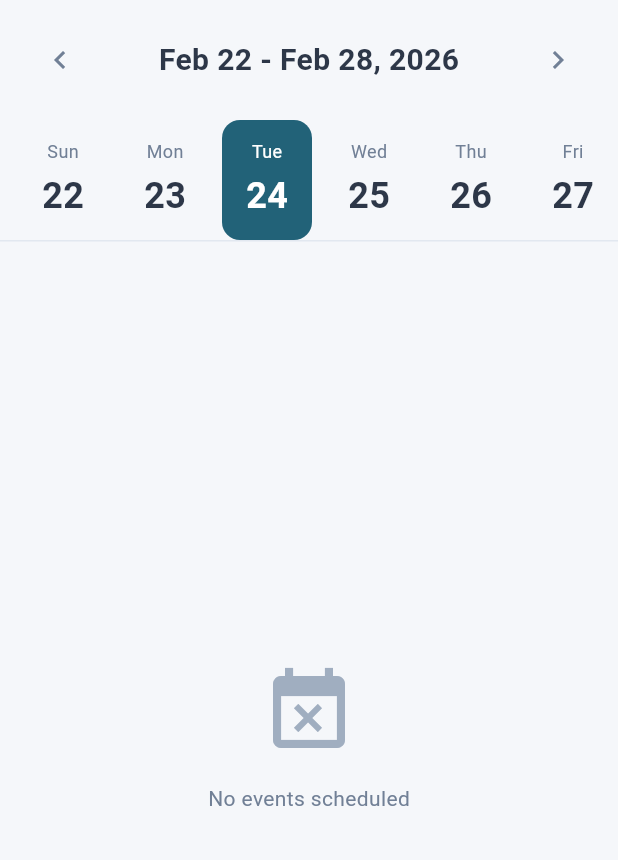
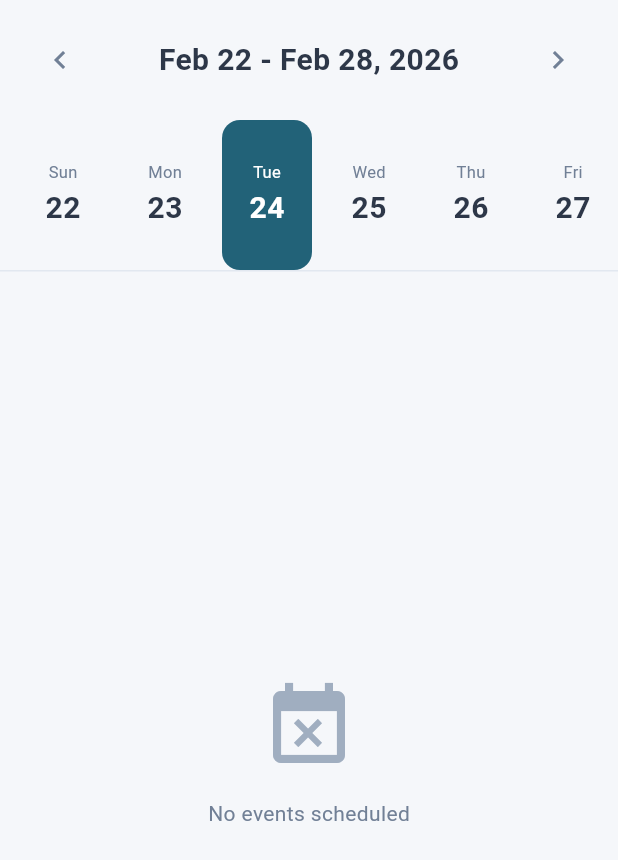
Before and after one commit to ProgrammerZain/calendar-event-app, a Flutter app: the WeekView widget shown alone on an empty page, opened directly, on a phone screen of 412 x 824 dp. Shown: the top 860 px of the screen. Run offline on Flutter 3.47's test engine with Material 3 defaults, Android fonts, the light colour scheme and no system bars; our stand-ins replace equatable, file_picker, hive, hive_flutter, open_file, table_calendar; accounts and stored records are empty.

Commit message:
fix: resolve overflow issues in week_view and timeline_view
- week_view: increase day strip height from 80 to 100px, reduce font
  sizes and spacing to prevent bottom overflow when event badge is shown
- timeline_view: wrap date label in Flexible with ellipsis and shorten
  date format to prevent horizontal overflow on narrow screens
- Add mainAxisSize.min to week day column to avoid stretching

```diff
--- a/lib/screens/home_screen.dart
+++ b/lib/screens/home_screen.dart
@@ -1,4 +1,5 @@
 import 'package:flutter/material.dart';
+import 'package:flutter/widgets.dart';
 import 'package:provider/provider.dart';
 import '../providers/event_provider.dart';
 import '../providers/calendar_provider.dart';
@@ -20,7 +21,7 @@ class _HomeScreenState extends State<HomeScreen> {
   @override
   void initState() {
     super.initState();
-    _loadData();
+    WidgetsBinding.instance.addPostFrameCallback((_) => _loadData());
   }
 
   Future<void> _loadData() async {
--- a/lib/widgets/calendar/week_view.dart
+++ b/lib/widgets/calendar/week_view.dart
@@ -33,9 +33,12 @@ class WeekView extends StatelessWidget {
                 icon: const Icon(Icons.chevron_left),
                 onPressed: calendarProvider.goToPrevious,
               ),
-              Text(
-                '${DateFormat('MMM dd').format(weekDates.first)} - ${DateFormat('MMM dd, yyyy').format(weekDates.last)}',
-                style: AppTextStyles.h4,
+              Flexible(
+                child: Text(
+                  '${DateFormat('MMM dd').format(weekDates.first)} - ${DateFormat('MMM dd, yyyy').format(weekDates.last)}',
+                  style: AppTextStyles.h4,
+                  overflow: TextOverflow.ellipsis,
+                ),
               ),
               IconButton(
                 icon: const Icon(Icons.chevron_right),
@@ -45,9 +48,9 @@ class WeekView extends StatelessWidget {
           ),
         ),
 
-        // Week Days Grid
+        // Week Days Strip
         SizedBox(
-          height: 80,
+          height: 100,
           child: ListView.builder(
             scrollDirection: Axis.horizontal,
             padding: const EdgeInsets.symmetric(horizontal: AppSpacing.sm),
@@ -63,6 +66,7 @@ class WeekView extends StatelessWidget {
                 child: Container(
                   width: 60,
                   margin: const EdgeInsets.symmetric(horizontal: AppSpacing.xs),
+                  padding: const EdgeInsets.symmetric(vertical: 8),
                   decoration: BoxDecoration(
                     color: isSelected
                         ? AppColors.primary
@@ -79,6 +83,7 @@ class WeekView extends StatelessWidget {
                   ),
                   child: Column(
                     mainAxisAlignment: MainAxisAlignment.center,
+                    mainAxisSize: MainAxisSize.min,
                     children: [
                       Text(
                         DateFormat('E').format(date),
@@ -86,35 +91,38 @@ class WeekView extends StatelessWidget {
                           color: isSelected
                               ? Colors.white
                               : AppColors.textSecondary,
+                          fontSize: 11,
                         ),
                       ),
-                      const SizedBox(height: 4),
+                      const SizedBox(height: 2),
                       Text(
                         DateFormat('d').format(date),
                         style: AppTextStyles.h3.copyWith(
                           color: isSelected
                               ? Colors.white
                               : AppColors.textPrimary,
+                          fontSize: 20,
                         ),
                       ),
                       if (eventsCount > 0) ...[
-                        const SizedBox(height: 4),
+                        const SizedBox(height: 2),
                         Container(
                           padding: const EdgeInsets.symmetric(
                             horizontal: 6,
-                            vertical: 2,
+                            vertical: 1,
                           ),
                           decoration: BoxDecoration(
                             color: isSelected
                                 ? Colors.white.withOpacity(0.3)
                                 : AppColors.secondary,
-                            borderRadius: BorderRadius.circular(AppRadius.full),
+                            borderRadius:
+                                BorderRadius.circular(AppRadius.full),
                           ),
                           child: Text(
                             '$eventsCount',
                             style: TextStyle(
-                              fontSize: 10,
-                              color: isSelected ? Colors.white : Colors.white,
+                              fontSize: 9,
+                              color: Colors.white,
                               fontWeight: FontWeight.bold,
                             ),
                           ),
```
Also changed, not shown: lib/widgets/calendar/timeline_view.dart (+19 -10 lines).
